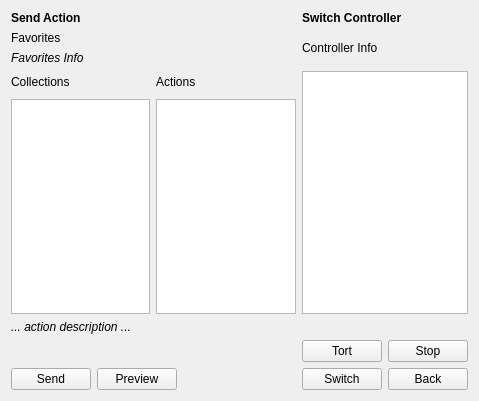
Above: rqt_free_gait_action/resource/FreeGaitActionPlugin.ui from ShunyaoWang/quadruped_locomotion before the change. Below: the same form after it.
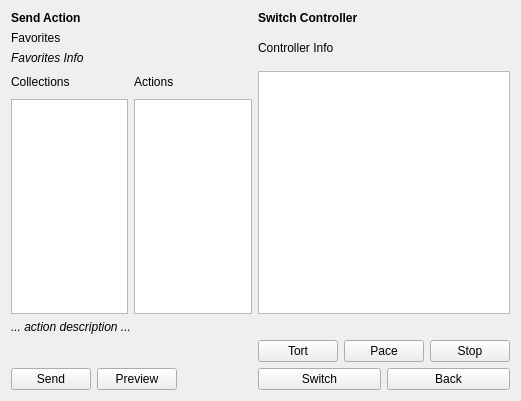
That is the form after the change. Icons and pictures are not drawn.

```diff
--- a/rqt_free_gait_action/resource/FreeGaitActionPlugin.ui
+++ b/rqt_free_gait_action/resource/FreeGaitActionPlugin.ui
@@ -9,7 +9,7 @@
    <rect>
     <x>0</x>
     <y>0</y>
-    <width>479</width>
+    <width>521</width>
     <height>401</height>
    </rect>
   </property>
@@ -245,6 +245,13 @@
        </property>
       </widget>
      </item>
+     <item>
+      <widget class="QPushButton" name="Pace">
+       <property name="text">
+        <string>Pace</string>
+       </property>
+      </widget>
+     </item>
      <item>
       <widget class="QPushButton" name="pushButtonStopTrot">
        <property name="text">
```
